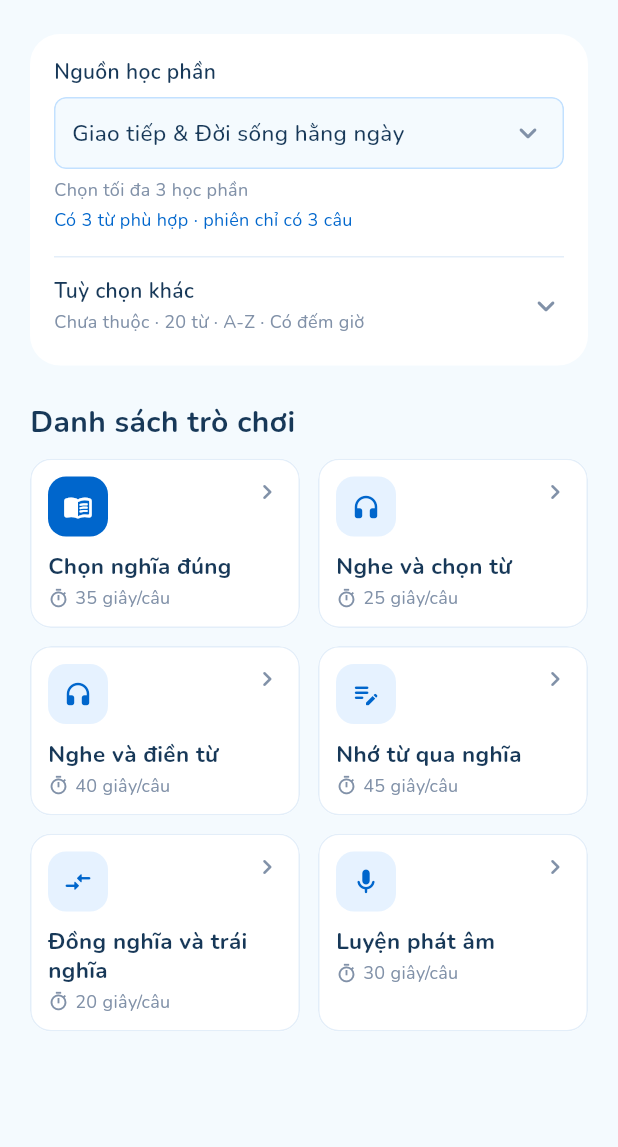
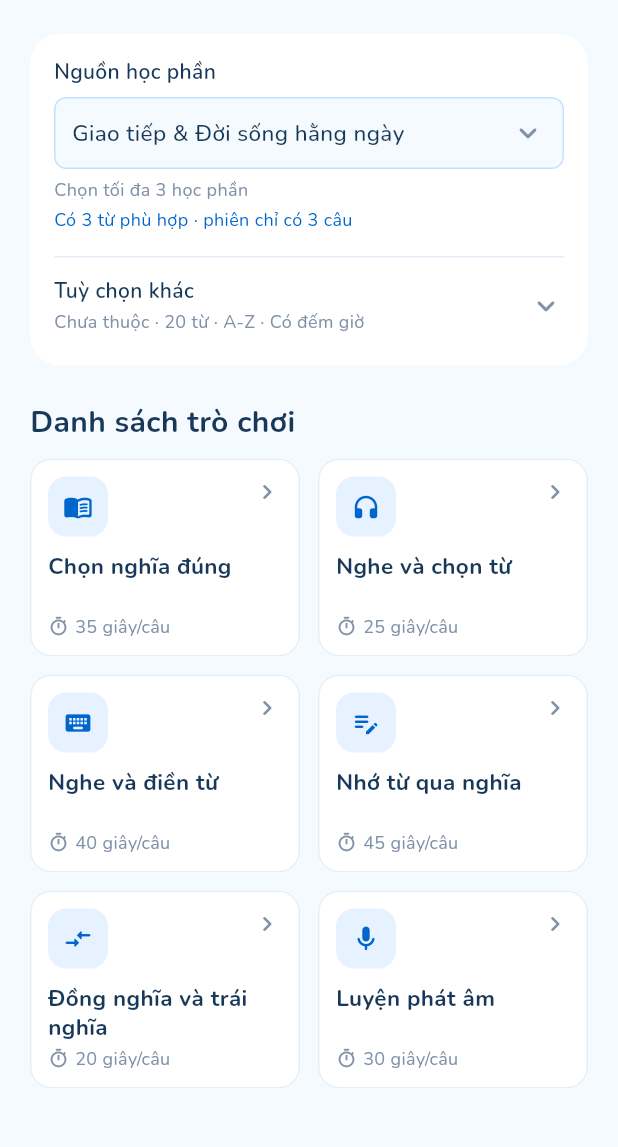
Before and after one commit to QuangDuc-ptit/INT1449_Nhom3_KTHP, a Flutter app: the PracticeModeScreen screen opened directly, on a phone screen of 412 x 824 dp, the part 86-1233 px from its top. Run offline on Flutter 3.47's test engine with Material 3 defaults, Android fonts, the phone set to English and light mode, and no system bars; our stand-ins replace audioplayers, flutter_tts, speech_to_text; accounts and stored records are empty.

Commit message:
fix(fe2): sửa nhóm lỗi mức trung bình lần 2
- Trắc nghiệm không lặp "Đáp án đúng" (đã tô xanh trên lựa chọn)
- Học phần trống: Axolotl + một nút thêm, ẩn FAB
- Mỗi trò chơi một icon riêng, thẻ cao bằng nhau
- Bỏ các cặp trái nghĩa dễ tranh cãi trong dữ liệu mẫu

```diff
--- a/karvocab_flutter/lib/data/mock/mock_vocab_data.dart
+++ b/karvocab_flutter/lib/data/mock/mock_vocab_data.dart
@@ -104,7 +104,7 @@ class MockVocabData {
       exampleSentence: 'Building vocabulary every single day is the best investment in yourself.',
       cefrLevel: 'B1',
       synonyms: ['funding', 'stake'],
-      antonyms: ['withdrawal'],
+      antonyms: ['divestment'],
     ),
 
     // Collection 2: Du lịch
@@ -144,7 +144,7 @@ class MockVocabData {
       exampleSentence: 'We rented a motorbike to explore the remote corners of the island.',
       cefrLevel: 'A2',
       synonyms: ['discover', 'investigate'],
-      antonyms: ['ignore', 'neglect'],
+      antonyms: [], // không có trái nghĩa chuẩn; 'ignore' dễ gây tranh cãi trong game
     ),
     const VocabularyModel(
       id: 'voc-9',
@@ -171,7 +171,7 @@ class MockVocabData {
       exampleSentence: 'She is an ambitious student who aims to win a full scholarship.',
       cefrLevel: 'B1',
       synonyms: ['determined', 'driven'],
-      antonyms: ['unambitious', 'lazy'],
+      antonyms: ['unambitious', 'unmotivated'],
     ),
     const VocabularyModel(
       id: 'voc-11',
@@ -184,7 +184,7 @@ class MockVocabData {
       exampleSentence: 'Persistent practice is the key to mastering English pronunciation.',
       cefrLevel: 'B2',
       synonyms: ['determined', 'tenacious'],
-      antonyms: ['irresolute', 'hesitant'],
+      antonyms: ['irresolute', 'wavering'],
     ),
     const VocabularyModel(
       id: 'voc-12',
@@ -197,7 +197,7 @@ class MockVocabData {
       exampleSentence: 'Never miss an opportunity to practice speaking with foreigners.',
       cefrLevel: 'A2',
       synonyms: ['chance', 'opening'],
-      antonyms: ['obstacle', 'setback'],
+      antonyms: [], // 'obstacle' không phải trái nghĩa thật
     ),
   ];
 }
--- a/karvocab_flutter/lib/presentation/quiz/practice_mode_screen.dart
+++ b/karvocab_flutter/lib/presentation/quiz/practice_mode_screen.dart
@@ -11,6 +11,7 @@ import '../../data/models/vocabulary_model.dart';
 import '../../data/repositories/collection_store.dart';
 import '../../data/repositories/quiz_question_factory.dart';
 import '../../data/repositories/quiz_settings_store.dart';
+import 'quiz_mode_views.dart';
 import 'quiz_session_screen.dart';
 import 'widgets/practice_widgets.dart';
 import 'widgets/quiz_settings_sheet.dart';
@@ -57,12 +58,13 @@ class _PracticeModeScreenState extends State<PracticeModeScreen> {
   // Trò dễ, không cần thiết bị đặc biệt lên trước; Luyện phát âm cần micro và
   // quyền ghi âm nên để cuối.
   static const List<_Game> _games = [
-    _Game(AppStrings.gameChooseMeaning, Icons.menu_book_rounded, QuizMode.meaningChoose, filledIcon: true),
-    _Game(AppStrings.gameListenChoose, Icons.headphones_rounded, QuizMode.listenChoose),
-    _Game(AppStrings.gameListenType, Icons.headphones_rounded, QuizMode.listenType),
-    _Game(AppStrings.gameRecallType, Icons.edit_note_rounded, QuizMode.recallType),
-    _Game(AppStrings.gameSynonymAntonym, Icons.compare_arrows_rounded, QuizMode.synonymAntonym),
-    _Game(AppStrings.gamePronunciation, Icons.mic_rounded, QuizMode.pronunciation),
+    // Icon lấy từ QuizModeIcon để thẻ trò chơi và màn chơi luôn giống nhau.
+    _Game(AppStrings.gameChooseMeaning, QuizMode.meaningChoose),
+    _Game(AppStrings.gameListenChoose, QuizMode.listenChoose),
+    _Game(AppStrings.gameListenType, QuizMode.listenType),
+    _Game(AppStrings.gameRecallType, QuizMode.recallType),
+    _Game(AppStrings.gameSynonymAntonym, QuizMode.synonymAntonym),
+    _Game(AppStrings.gamePronunciation, QuizMode.pronunciation),
   ];
 
   // ---------------------------------------------------------------------------
@@ -478,9 +480,8 @@ class _PracticeModeScreenState extends State<PracticeModeScreen> {
 
   Widget _buildGameCard(_Game game, List<String> selected) {
     return PracticeGameCard(
-      icon: game.icon,
+      icon: game.mode.icon,
       title: game.title,
-      filledIcon: game.filledIcon,
       subtitle: _settings.timerEnabled ? AppStrings.practiceGameSeconds(_settings.secondsFor(game.mode)) : null,
       onTap: () => _openGame(game, selected),
     );
@@ -489,11 +490,9 @@ class _PracticeModeScreenState extends State<PracticeModeScreen> {
 
 class _Game {
   final String title;
-  final IconData icon;
   final QuizMode mode;
-  final bool filledIcon;
 
-  const _Game(this.title, this.icon, this.mode, {this.filledIcon = false});
+  const _Game(this.title, this.mode);
 }
 
 /// Khung bottom sheet chọn giá trị: thanh kéo, tiêu đề, danh sách lựa chọn, nút "Xong" (tuỳ chọn).
--- a/karvocab_flutter/lib/presentation/quiz/quiz_mode_views.dart
+++ b/karvocab_flutter/lib/presentation/quiz/quiz_mode_views.dart
@@ -20,8 +20,10 @@ extension QuizModeIcon on QuizMode {
   IconData get icon {
     switch (this) {
       case QuizMode.listenChoose:
+        return Icons.headphones_rounded;
       case QuizMode.listenType:
-        return Icons.headphones_rounded;
+        return Icons.keyboard_rounded; // nghe rồi gõ — khác icon với "Nghe và chọn từ"
+
       case QuizMode.meaningChoose:
         return Icons.menu_book_rounded;
       case QuizMode.recallType:
--- a/karvocab_flutter/lib/presentation/quiz/widgets/practice_widgets.dart
+++ b/karvocab_flutter/lib/presentation/quiz/widgets/practice_widgets.dart
@@ -121,8 +121,6 @@ class PracticeOrderButton extends StatelessWidget {
 class PracticeGameCard extends StatelessWidget {
   final IconData icon;
   final String title;
-  /// true: icon trắng trên nền xanh đậm (thẻ "Luyện phát âm"); false: icon xanh trên nền xanh nhạt.
-  final bool filledIcon;
   final VoidCallback onTap;
 
   /// Dòng phụ dưới tên trò, vd thời gian mỗi câu "35 giây/câu".
@@ -133,7 +131,6 @@ class PracticeGameCard extends StatelessWidget {
     required this.icon,
     required this.title,
     required this.onTap,
-    this.filledIcon = false,
     this.subtitle,
   });
 
@@ -163,13 +160,13 @@ class PracticeGameCard extends StatelessWidget {
                       width: AppDimensions.practiceGameIconBox,
                       height: AppDimensions.practiceGameIconBox,
                       decoration: BoxDecoration(
-                        color: filledIcon ? AppColors.practicePrimary : AppColors.practiceSelectedFill,
+                        color: AppColors.practiceSelectedFill,
                         borderRadius: BorderRadius.circular(AppDimensions.practiceGameIconRadius),
                       ),
                       child: Icon(
                         icon,
                         size: AppDimensions.iconSmall,
-                        color: filledIcon ? AppColors.white : AppColors.practicePrimary,
+                        color: AppColors.practicePrimary,
                       ),
                     ),
                     const Spacer(),
@@ -181,7 +178,19 @@ class PracticeGameCard extends StatelessWidget {
                   ],
                 ),
                 const SizedBox(height: AppDimensions.space10),
-                Text(title, style: AppTypography.practiceGameTitle),
+                // Luôn giữ chỗ 2 dòng cho tên trò để mọi thẻ cao bằng nhau
+                // (tên dài như "Đồng nghĩa và trái nghĩa" xuống dòng).
+                Stack(
+                  children: [
+                    const Text(' \n ', style: AppTypography.practiceGameTitle),
+                    Text(
+                      title,
+                      style: AppTypography.practiceGameTitle,
+                      maxLines: 2,
+                      overflow: TextOverflow.ellipsis,
+                    ),
+                  ],
+                ),
                 if (subtitle != null) ...[
                   const SizedBox(height: AppDimensions.space4),
                   Row(
```
Also changed, not shown: karvocab_flutter/lib/core/widgets/state_widgets.dart (+17 -4 lines), karvocab_flutter/lib/presentation/quiz/widgets/feedback_banner.dart (+6 -2 lines), karvocab_flutter/lib/presentation/screens/word_list_screen.dart (+10 -7 lines), 2 other files.
